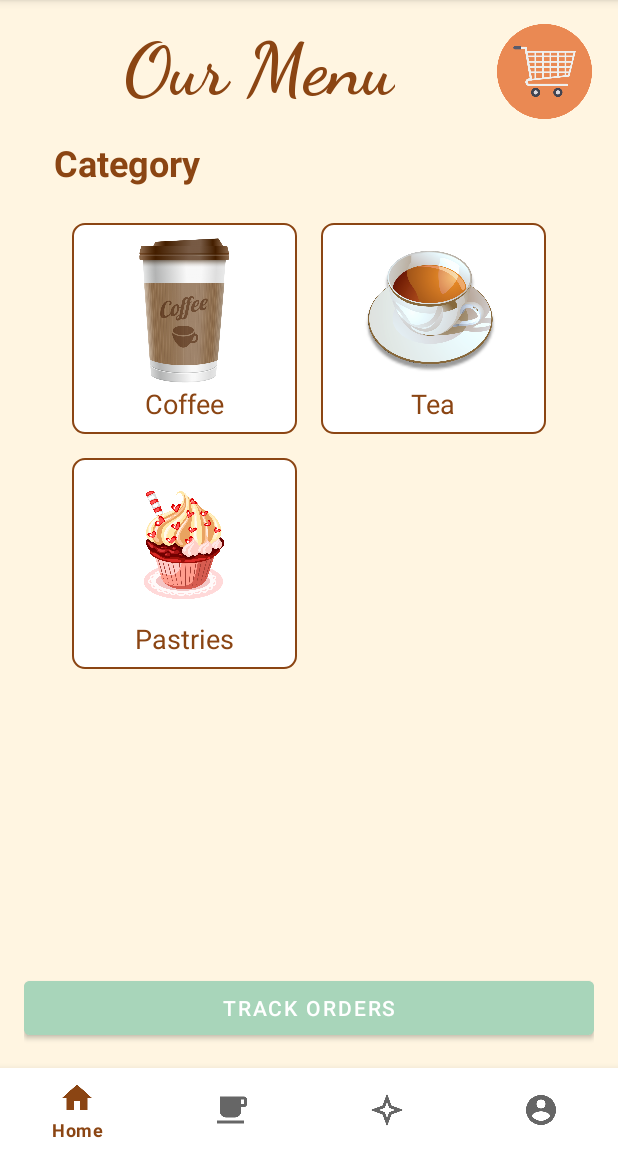
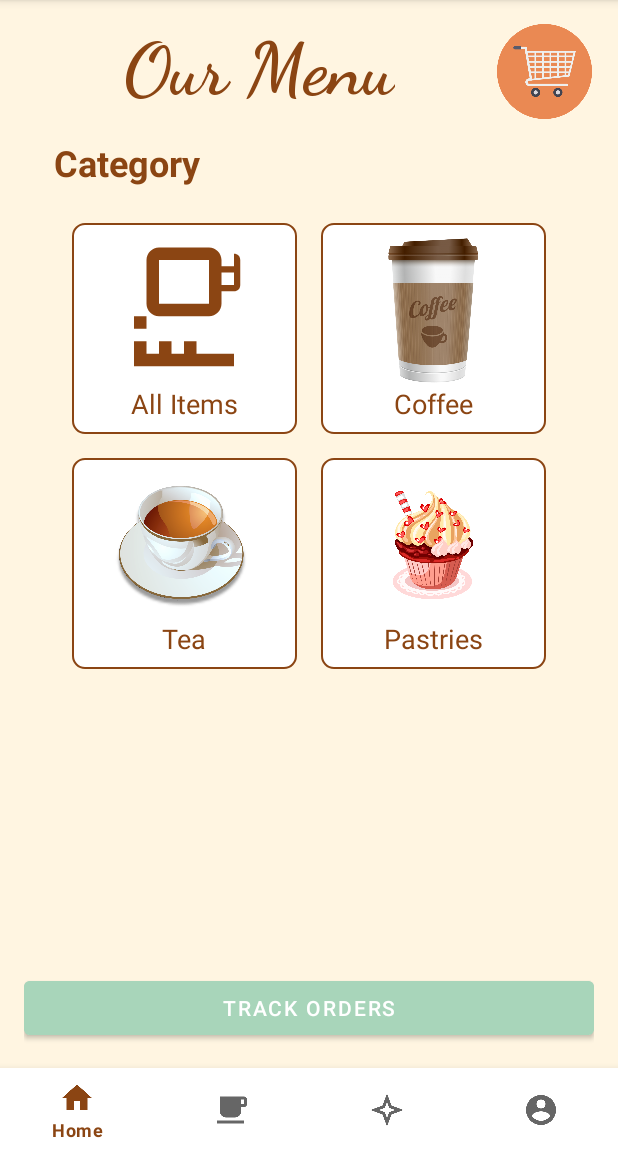
Before and after one commit to Jameschoong7/Mobile_Assignment_2, an Android app: the fragment CafeMenuFragment placed in its activity, on a phone screen of 412 x 824 dp, the part 84-1236 px from its top. Run offline under Robolectric (Android 15) with nearby library versions, the phone set to English and light mode, and no system bars; our stand-ins replace Room's generated code.

Commit message:
add search funcitonality

```diff
--- a/app/src/main/java/com/cet3014n/assignment1/CafeMenuFragment.kt
+++ b/app/src/main/java/com/cet3014n/assignment1/CafeMenuFragment.kt
@@ -5,6 +5,7 @@ import android.os.Bundle
 import android.util.Log
 import android.view.*
 import android.widget.Button
+import android.widget.EditText
 import android.widget.ImageView
 import android.widget.LinearLayout
 import android.widget.RadioGroup
@@ -33,8 +34,10 @@ class CafeMenuFragment : Fragment() {
     private lateinit var trackOrderButton:Button
     private lateinit var dietaryFilterGroup: RadioGroup
     private lateinit var cartIcon: ImageView
+    private lateinit var searchEditText: EditText
     private var currentCategoryFilter: String? = null
     private var currentDietaryFilter: String = "All Dietary"
+    private var currentSearchQuery: String = ""
 
     override fun onCreate(savedInstanceState: Bundle?) {
         super.onCreate(savedInstanceState)
@@ -61,6 +64,7 @@ class CafeMenuFragment : Fragment() {
         dietaryFilterGroup = view.findViewById(R.id.dietary_filter_group)
         cartIcon = view.findViewById(R.id.cart_icon)
         trackOrderButton = view.findViewById(R.id.track_orders_button)
+        searchEditText = view.findViewById(R.id.search_edit_text)
         recyclerView.layoutManager = LinearLayoutManager(requireContext())
 
         Log.d(TAG, "onViewCreated: Views initialized")
@@ -72,6 +76,7 @@ class CafeMenuFragment : Fragment() {
         setCategoryButtonListeners()
         setupCartIcon()
         setupDietaryFilter()
+        setupSearch()
 
         trackOrderButton.setOnClickListener {
             val intent = Intent(requireActivity(), OrderTrackingActivity::class.java)
@@ -84,12 +89,22 @@ class CafeMenuFragment : Fragment() {
     private fun setCategoryButtonListeners() {
         Log.d(TAG, "setCategoryButtonListeners: Setting up listeners")
 
+        val allItemsButton = view?.findViewById<LinearLayout>(R.id.category_all_button)
         val coffeeButton = view?.findViewById<LinearLayout>(R.id.category_coffee_button)
         val teaButton = view?.findViewById<LinearLayout>(R.id.category_tea_button)
         val pastriesButton = view?.findViewById<LinearLayout>(R.id.category_pastries_button)
         val backButton = view?.findViewById<Button>(R.id.back_to_categories_button)
 
-        Log.d(TAG, "setCategoryButtonListeners: Buttons found - Coffee: $coffeeButton, Tea: $teaButton, Pastries: $pastriesButton, Back: $backButton")
+        Log.d(TAG, "setCategoryButtonListeners: Buttons found - All Items: $allItemsButton, Coffee: $coffeeButton, Tea: $teaButton, Pastries: $pastriesButton, Back: $backButton")
+
+        allItemsButton?.setOnClickListener {
+            Log.d(TAG, "All Items button clicked")
+            currentCategoryFilter = null
+            categoryLabel.text = "Category: All Items"
+            categorySelectionLayout.visibility = View.GONE
+            menuBrowsingLayout.visibility = View.VISIBLE
+            applyFilters()
+        }
 
         coffeeButton?.setOnClickListener {
             Log.d(TAG, "Coffee button clicked")
@@ -146,6 +161,17 @@ class CafeMenuFragment : Fragment() {
         }
     }
 
+    private fun setupSearch() {
+        searchEditText.addTextChangedListener(object : android.text.TextWatcher {
+            override fun beforeTextChanged(s: CharSequence?, start: Int, count: Int, after: Int) {}
+            override fun onTextChanged(s: CharSequence?, start: Int, before: Int, count: Int) {}
+            override fun afterTextChanged(s: android.text.Editable?) {
+                currentSearchQuery = s.toString().trim()
+                applyFilters()
+            }
+        })
+    }
+
     private fun loadMenuFromDatabase() {
         lifecycleScope.launch {
             val allProducts = repository.getAllProducts()
@@ -155,25 +181,36 @@ class CafeMenuFragment : Fragment() {
     }
 
     private fun applyFilters() {
-        if (currentCategoryFilter == null) return
+        val categoryFilteredItems = if (currentCategoryFilter == null) {
+            allMenuItems
+        } else {
+            allMenuItems.filter { it.category == currentCategoryFilter }
+        }
 
-        val categoryFilteredItems = allMenuItems.filter { it.category == currentCategoryFilter }
-
-        val filteredItems = when (currentDietaryFilter) {
+        val dietaryFilteredItems = when (currentDietaryFilter) {
             "All Dietary" -> categoryFilteredItems
             else -> categoryFilteredItems.filter { product ->
                 product.dietary.any { it == currentDietaryFilter }
             }
         }
 
-        if (filteredItems.isEmpty()) {
+        val searchFilteredItems = if (currentSearchQuery.isNotEmpty()) {
+            dietaryFilteredItems.filter { product ->
+                product.name.contains(currentSearchQuery, ignoreCase = true) ||
+                product.description.contains(currentSearchQuery, ignoreCase = true)
+            }
+        } else {
+            dietaryFilteredItems
+        }
+
+        if (searchFilteredItems.isEmpty()) {
             recyclerView.visibility = View.GONE
             emptyMenuMessage.visibility = View.VISIBLE
-            emptyMenuMessage.text = "No items available."
+            emptyMenuMessage.text = "No items match your search."
         } else {
             recyclerView.visibility = View.VISIBLE
             emptyMenuMessage.visibility = View.GONE
-            menuAdapter = MenuAdapter(filteredItems)
+            menuAdapter = MenuAdapter(searchFilteredItems)
             recyclerView.adapter = menuAdapter
         }
     }
--- /dev/null
+++ b/app/src/main/res/drawable/search_background.xml
@@ -0,0 +1,9 @@
+<?xml version="1.0" encoding="utf-8"?>
+<shape xmlns:android="http://schemas.android.com/apk/res/android"
+    android:shape="rectangle">
+    <solid android:color="#FFFFFF" />
+    <corners android:radius="8dp" />
+    <stroke
+        android:width="1dp"
+        android:color="#8B4513" />
+</shape>
--- a/app/src/main/res/layout/fragment_menu.xml
+++ b/app/src/main/res/layout/fragment_menu.xml
@@ -68,7 +68,34 @@
             android:alignmentMode="alignMargins"
             android:columnCount="2"
             android:columnOrderPreserved="false"
-            android:rowCount="2">
+            android:rowCount="3">
+
+            <!-- All Items Category Card -->
+            <LinearLayout
+                android:id="@+id/category_all_button"
+                android:layout_width="150dp"
+                android:layout_height="wrap_content"
+                android:layout_margin="8dp"
+                android:background="@drawable/card_background"
+                android:gravity="center"
+                android:orientation="vertical"
+                android:padding="8dp"
+                android:clickable="true"
+                android:focusable="true">
+
+                <ImageView
+                    android:layout_width="100dp"
+                    android:layout_height="100dp"
+                    android:contentDescription="All Items"
+                    android:src="@drawable/coffee_placeholder" />
+
+                <TextView
+                    android:layout_width="wrap_content"
+                    android:layout_height="wrap_content"
+                    android:text="All Items"
+                    android:textColor="#8B4513"
+                    android:textSize="18sp" />
+            </LinearLayout>
 
             <!-- Coffee Category Card -->
             <LinearLayout
@@ -198,6 +225,17 @@
                 android:textStyle="bold" />
         </LinearLayout>
 
+        <!-- Search Bar -->
+        <EditText
+            android:id="@+id/search_edit_text"
+            android:layout_width="match_parent"
+            android:layout_height="wrap_content"
+            android:hint="Search items..."
+            android:padding="12dp"
+            android:background="@drawable/search_background"
+            android:textColor="#8B4513"
+            android:textColorHint="#8B4513"
+            android:layout_marginBottom="8dp"/>
 
         <!-- Dietary Filter -->
         <RadioGroup
```
